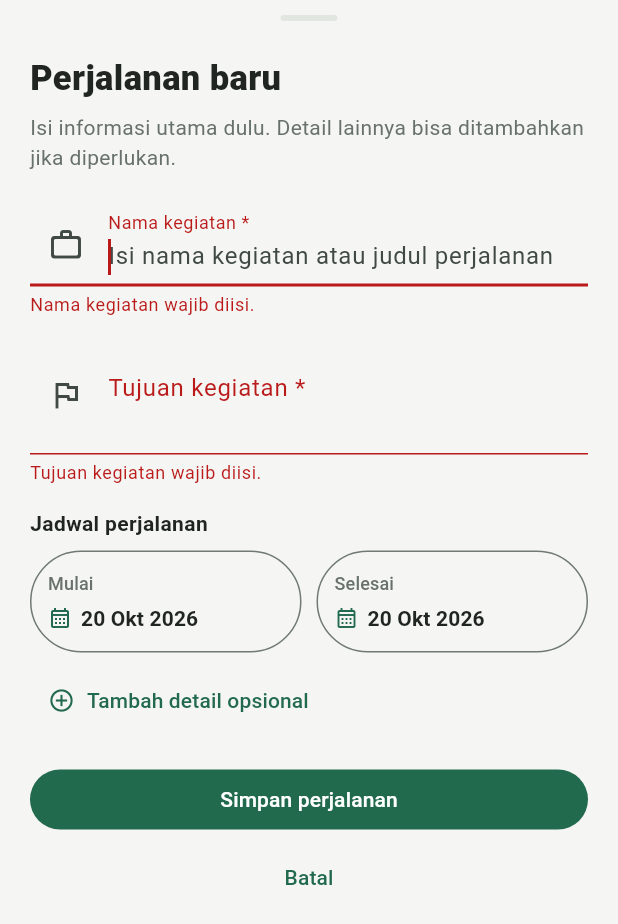
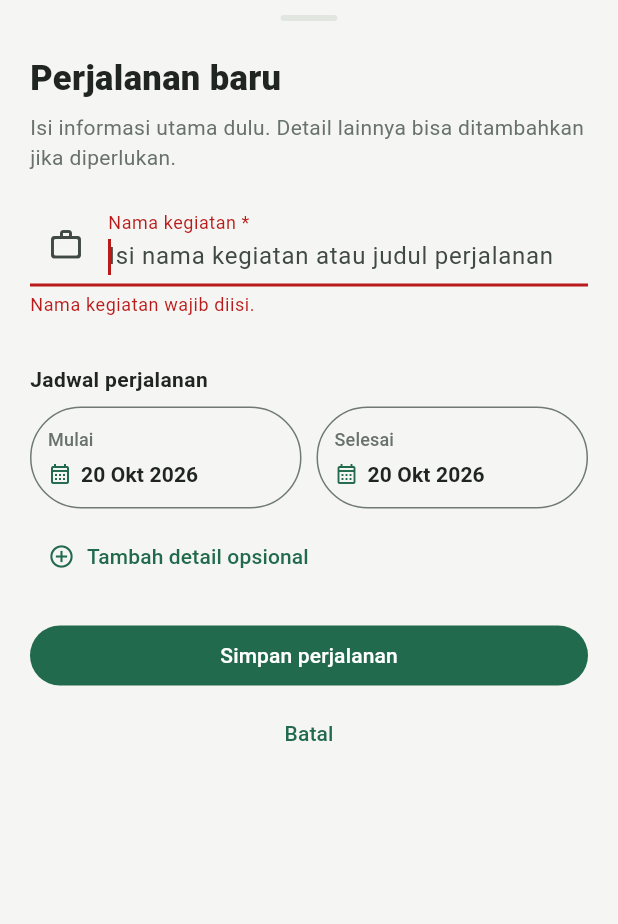
Before and after one commit to DedeAlmustaqim/kamloka_rebuild, a Flutter app: the _CreateTripSheet widget shown alone on an empty page, opened directly, after a tap on "Simpan perjalanan", on a phone screen of 412 x 824 dp. Shown: the top 924 px of the screen. Run offline on Flutter 3.47's test engine with Material 3 defaults, Android fonts, the light colour scheme and no system bars; our stand-ins replace camera, geolocator, get, in_app_purchase, native_device_orientation, pdf and 4 more; missing offline and left inert: gal; accounts and stored records are empty; network calls fail.

Commit message:
Remove tujuan kegiatan from new trip form

```diff
--- a/lib/modules/pro/views/pro_trips_screen.dart
+++ b/lib/modules/pro/views/pro_trips_screen.dart
@@ -54,7 +54,8 @@ class _ProTripsScreenState extends State<ProTripsScreen> {
         Trip(
           id: _uuid.v4(),
           title: draft.title,
-          purpose: draft.purpose,
+          // Keep the existing database field populated for backward compatibility.
+          purpose: draft.title,
           startDate: draft.startDate,
           endDate: draft.endDate,
           officerName: _nullableText(draft.officerName),
@@ -588,7 +589,6 @@ class _LoadError extends StatelessWidget {
 class _TripDraft {
   const _TripDraft({
     required this.title,
-    required this.purpose,
     required this.startDate,
     required this.endDate,
     required this.officerName,
@@ -597,7 +597,6 @@ class _TripDraft {
   });
 
   final String title;
-  final String purpose;
   final DateTime startDate;
   final DateTime endDate;
   final String officerName;
@@ -615,7 +614,6 @@ class _CreateTripSheet extends StatefulWidget {
 class _CreateTripSheetState extends State<_CreateTripSheet> {
   final _formKey = GlobalKey<FormState>();
   final _title = TextEditingController();
-  final _purpose = TextEditingController();
   final _officer = TextEditingController();
   final _assignment = TextEditingController();
   final _notes = TextEditingController();
@@ -626,7 +624,6 @@ class _CreateTripSheetState extends State<_CreateTripSheet> {
   @override
   void dispose() {
     _title.dispose();
-    _purpose.dispose();
     _officer.dispose();
     _assignment.dispose();
     _notes.dispose();
@@ -659,7 +656,6 @@ class _CreateTripSheetState extends State<_CreateTripSheet> {
     Navigator.of(context).pop(
       _TripDraft(
         title: _title.text.trim(),
-        purpose: _purpose.text.trim(),
         startDate: _startDate,
         endDate: _endDate,
         officerName: _officer.text,
@@ -727,20 +723,7 @@ class _CreateTripSheetState extends State<_CreateTripSheet> {
                         : null,
                   ),
                   const SizedBox(height: 12),
-                  TextFormField(
-                    controller: _purpose,
-                    textCapitalization: TextCapitalization.sentences,
-                    maxLines: 2,
-                    decoration: const InputDecoration(
-                      labelText: 'Tujuan kegiatan *',
-                      hintText: 'Apa yang ingin dicapai?',
-                      prefixIcon: Icon(Icons.flag_outlined),
-                      alignLabelWithHint: true,
-                    ),
-                    validator: (value) => value == null || value.trim().isEmpty
-                        ? 'Tujuan kegiatan wajib diisi.'
-                        : null,
-                  ),
+                  const SizedBox(height: 4),
                   const SizedBox(height: 16),
                   const Text(
                     'Jadwal perjalanan',
```
